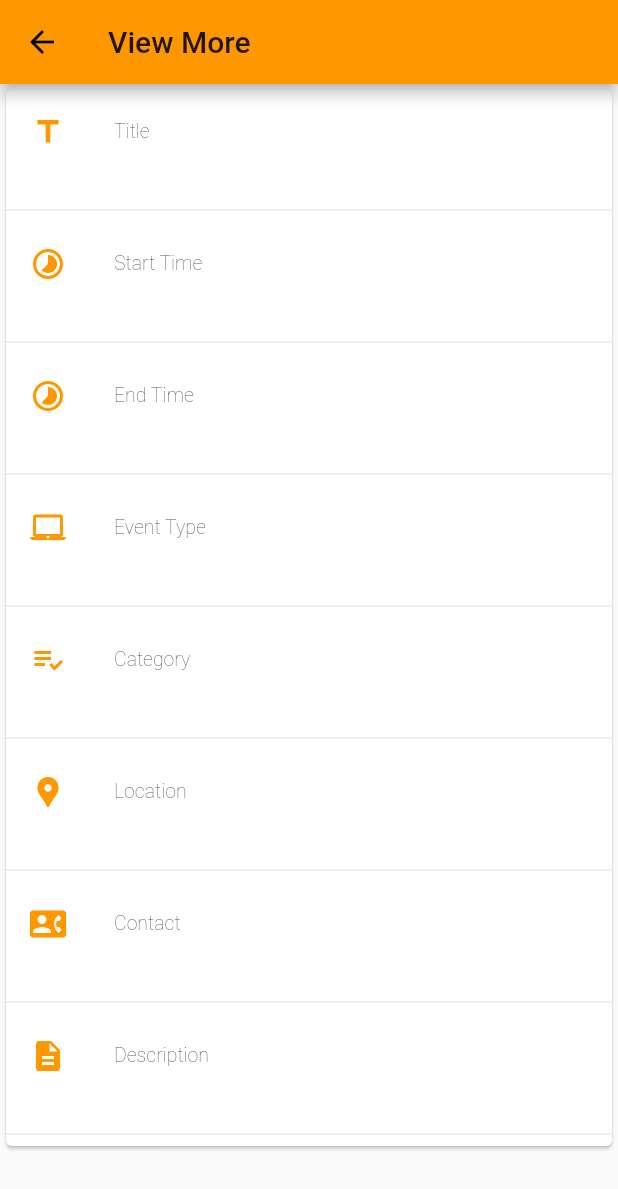
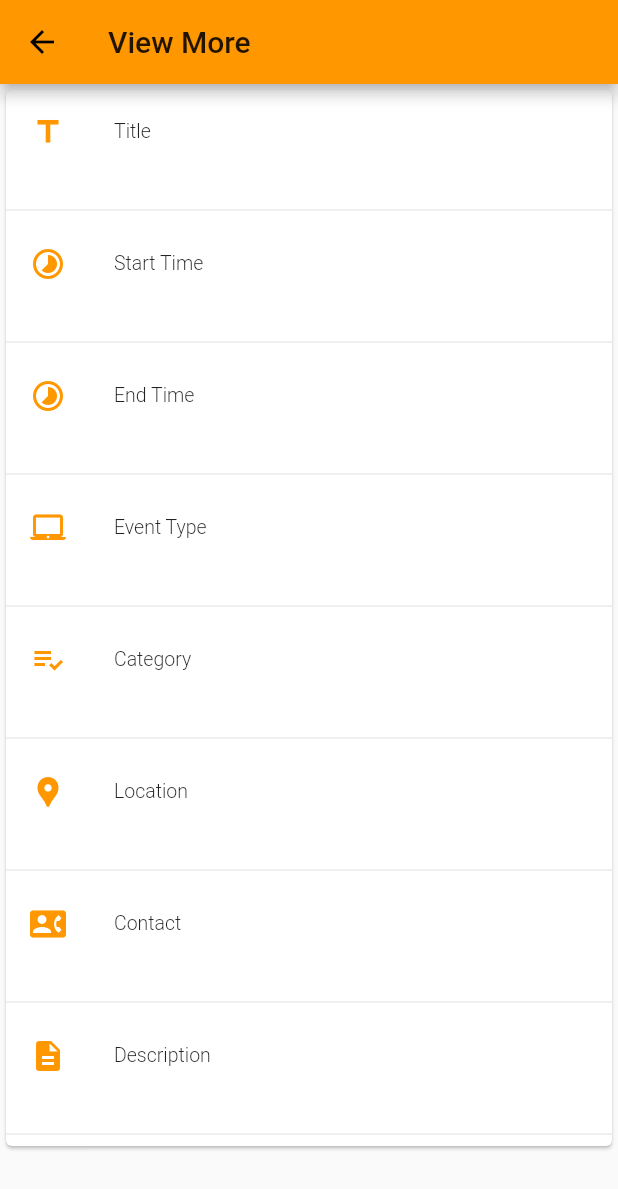
Before and after one commit to dahwi/khangout, a Flutter app: the ViewMorePage screen opened directly with empty values, on a phone screen of 412 x 824 dp. Shown: the top 1189 px of the screen. Run offline on Flutter 3.47's test engine with Material 2 defaults, Android fonts, the phone set to English and light mode, and no system bars; our stand-ins replace flushbar, flutter_screenutil; missing offline and left inert: grouped_buttons; network calls fail.

```diff
--- a/client/lib/src/viewMore.dart
+++ b/client/lib/src/viewMore.dart
@@ -1,7 +1,6 @@
 import 'package:flutter/material.dart';
 import 'homePage.dart';
 
-import 'dart:async';
 
 class ViewMorePage extends StatelessWidget {
   final Hangout hangout;
@@ -22,10 +21,10 @@ class ViewMorePage extends StatelessWidget {
                 ListTile(
                   title: Text('Title',
                       style:
-                          TextStyle(fontSize: 13, fontWeight: FontWeight.w200)),
+                          TextStyle(fontSize: 13, fontWeight: FontWeight.w300)),
                   subtitle: Text(hangout.title,
                       style:
-                          TextStyle(fontSize: 17, fontWeight: FontWeight.w500)),
+                          TextStyle(fontSize: 17, fontWeight: FontWeight.w600)),
                   leading: Icon(
                     Icons.title,
                     color: Colors.orange[500],
@@ -35,10 +34,10 @@ class ViewMorePage extends StatelessWidget {
                 ListTile(
                   title: Text('Start Time',
                       style:
-                          TextStyle(fontSize: 13, fontWeight: FontWeight.w200)),
+                          TextStyle(fontSize: 13, fontWeight: FontWeight.w300)),
                   subtitle: Text(hangout.startTime,
                       style:
-                          TextStyle(fontSize: 17, fontWeight: FontWeight.w500)),
+                          TextStyle(fontSize: 17, fontWeight: FontWeight.w600)),
                   leading: Icon(
                     Icons.timelapse,
                     color: Colors.orange[500],
@@ -48,10 +47,10 @@ class ViewMorePage extends StatelessWidget {
                 ListTile(
                   title: Text('End Time',
                       style:
-                          TextStyle(fontSize: 13, fontWeight: FontWeight.w200)),
+                          TextStyle(fontSize: 13, fontWeight: FontWeight.w300)),
                   subtitle: Text(hangout.endTime,
                       style:
-                          TextStyle(fontSize: 17, fontWeight: FontWeight.w500)),
+                          TextStyle(fontSize: 17, fontWeight: FontWeight.w600)),
                   leading: Icon(
                     Icons.timelapse,
                     color: Colors.orange[500],
@@ -61,10 +60,10 @@ class ViewMorePage extends StatelessWidget {
                 ListTile(
                   title: Text('Event Type',
                       style:
-                          TextStyle(fontSize: 13, fontWeight: FontWeight.w200)),
+                          TextStyle(fontSize: 13, fontWeight: FontWeight.w300)),
                   subtitle: Text(hangout.hangout_type,
                       style:
-                          TextStyle(fontSize: 17, fontWeight: FontWeight.w500)),
+                          TextStyle(fontSize: 17, fontWeight: FontWeight.w600)),
                   leading: Icon(
                     Icons.laptop_mac,
                     color: Colors.orange[500],
@@ -74,10 +73,10 @@ class ViewMorePage extends StatelessWidget {
                 ListTile(
                   title: Text('Category',
                       style:
-                          TextStyle(fontSize: 13, fontWeight: FontWeight.w200)),
+                          TextStyle(fontSize: 13, fontWeight: FontWeight.w300)),
                   subtitle: Text(hangout.category,
                       style:
-                          TextStyle(fontSize: 17, fontWeight: FontWeight.w500)),
+                          TextStyle(fontSize: 17, fontWeight: FontWeight.w600)),
                   leading: Icon(
                     Icons.playlist_add_check,
                     color: Colors.orange[500],
@@ -87,10 +86,10 @@ class ViewMorePage extends StatelessWidget {
                 ListTile(
                   title: Text('Location',
                       style:
-                          TextStyle(fontSize: 13, fontWeight: FontWeight.w200)),
+                          TextStyle(fontSize: 13, fontWeight: FontWeight.w300)),
                   subtitle: Text(hangout.hangout_location,
                       style:
-                          TextStyle(fontSize: 17, fontWeight: FontWeight.w500)),
+                          TextStyle(fontSize: 17, fontWeight: FontWeight.w600)),
                   leading: Icon(
                     Icons.location_pin,
                     color: Colors.orange[500],
@@ -100,10 +99,10 @@ class ViewMorePage extends StatelessWidget {
                 ListTile(
                   title: Text('Contact',
                       style:
-                          TextStyle(fontSize: 13, fontWeight: FontWeight.w200)),
+                          TextStyle(fontSize: 13, fontWeight: FontWeight.w300)),
                   subtitle: Text(hangout.contact,
                       style:
-                          TextStyle(fontSize: 17, fontWeight: FontWeight.w500)),
+                          TextStyle(fontSize: 17, fontWeight: FontWeight.w600)),
                   leading: Icon(
                     Icons.contact_phone,
                     color: Colors.orange[500],
@@ -113,10 +112,10 @@ class ViewMorePage extends StatelessWidget {
                 ListTile(
                   title: Text('Description',
                       style:
-                          TextStyle(fontSize: 13, fontWeight: FontWeight.w200)),
+                          TextStyle(fontSize: 13, fontWeight: FontWeight.w300)),
                   subtitle: Text(hangout.hangout_description,
                       style:
-                          TextStyle(fontSize: 17, fontWeight: FontWeight.w500)),
+                          TextStyle(fontSize: 17, fontWeight: FontWeight.w600)),
                   leading: Icon(
                     Icons.description,
                     color: Colors.orange[500],
--- a/server/lib/model/user_hangout.dart
+++ b/server/lib/model/user_hangout.dart
@@ -8,8 +8,8 @@ class users_hangouts {
   int id;
 
   @Column(nullable: false, databaseType: ManagedPropertyType.bigInteger)
-  String user_id;
+  int user_id;
 
   @Column(nullable: false, databaseType: ManagedPropertyType.bigInteger)
-  String hangout_id;
+  int hangout_id;
 }
```
Also changed, not shown: client/lib/src/filloutform.dart (+7 -2 lines), client/lib/src/homePage.dart (+144 -23 lines), server/lib/controller/userHangout_controller.dart (+5 -7 lines), 1 other file.
